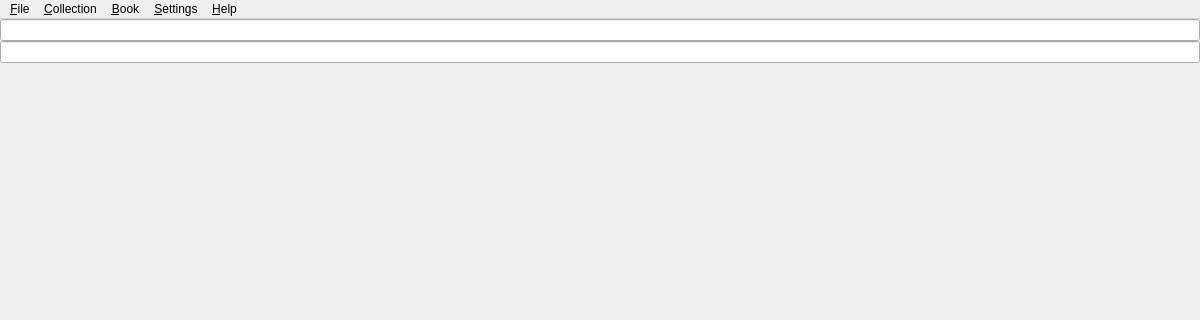
This is src/home/flibrary/gui/MainWindow.ui in heimdallr/books as Qt 5 draws it before an edit; both pictures show x 0 to 1200 and y 0 to 320 of the 1200 by 800 pixel window. The edited form follows.
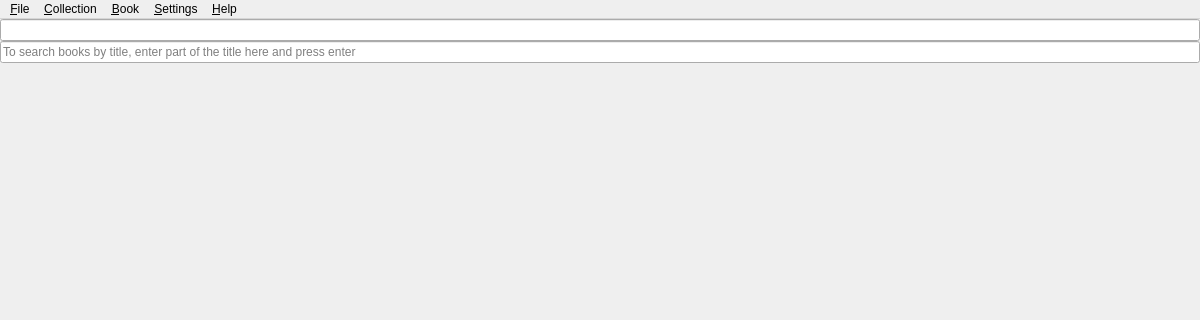
This is the edited form. Icons and pictures are not drawn.

```diff
--- a/src/home/flibrary/gui/MainWindow.ui
+++ b/src/home/flibrary/gui/MainWindow.ui
@@ -45,6 +45,9 @@
     </item>
     <item>
      <widget class="QLineEdit" name="lineEditBookTitleToSearch">
+      <property name="placeholderText">
+       <string>To search books by title, enter part of the title here and press enter</string>
+      </property>
       <property name="clearButtonEnabled">
        <bool>true</bool>
       </property>
```
Left out of the diff: 24 changed lines with no effect on the pictures.
